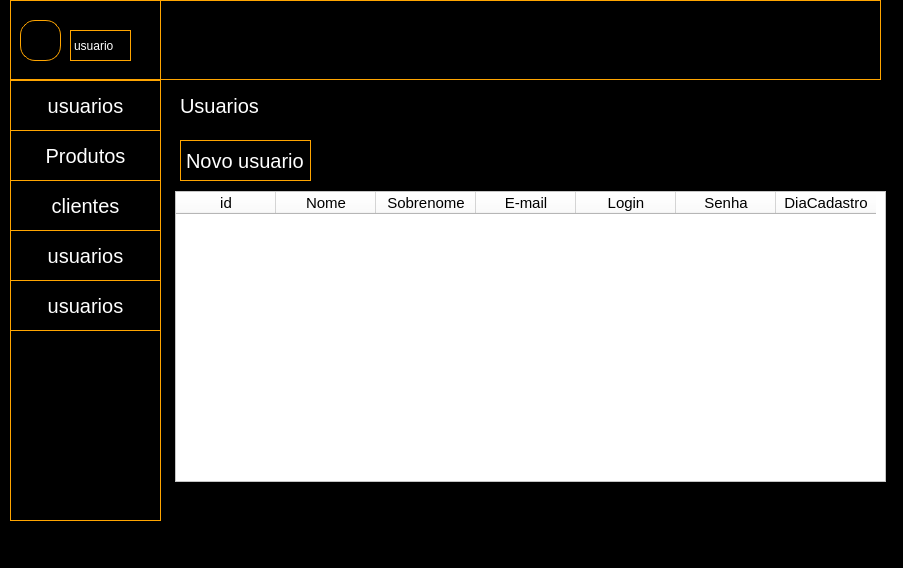
Old version of the form paginas/cpanel.ui in the repository edsay12/Projeto_Introdu-ao_A_Progama-oa.
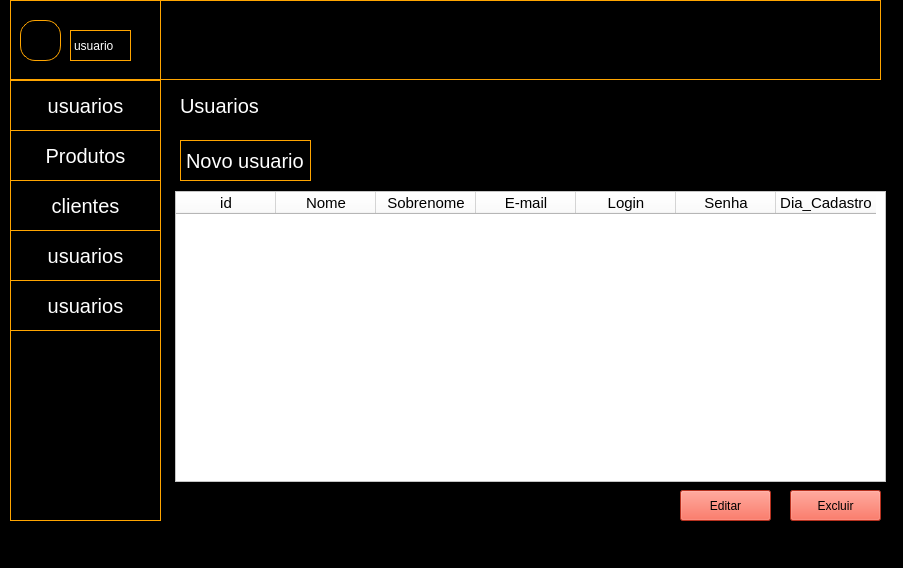
New version of the form.

Commit message: pagina editar (ver validaçao,tentar input mask)

Diff of the .ui file:
```diff
--- a/paginas/cpanel.ui
+++ b/paginas/cpanel.ui
@@ -265,10 +265,42 @@
     </column>
     <column>
      <property name="text">
-      <string>DiaCadastro</string>
+      <string>Dia_Cadastro</string>
      </property>
     </column>
    </widget>
+   <widget class="QPushButton" name="pushButton_6">
+    <property name="geometry">
+     <rect>
+      <x>790</x>
+      <y>490</y>
+      <width>91</width>
+      <height>31</height>
+     </rect>
+    </property>
+    <property name="styleSheet">
+     <string notr="true">background-color: rgb(255, 69, 44);</string>
+    </property>
+    <property name="text">
+     <string>Excluir</string>
+    </property>
+   </widget>
+   <widget class="QPushButton" name="pushButton_7">
+    <property name="geometry">
+     <rect>
+      <x>680</x>
+      <y>490</y>
+      <width>91</width>
+      <height>31</height>
+     </rect>
+    </property>
+    <property name="styleSheet">
+     <string notr="true">background-color: rgb(255, 69, 44);</string>
+    </property>
+    <property name="text">
+     <string>Editar</string>
+    </property>
+   </widget>
   </widget>
   <widget class="QMenuBar" name="menubar">
    <property name="geometry">
```
The commit also changes 3 other files.
